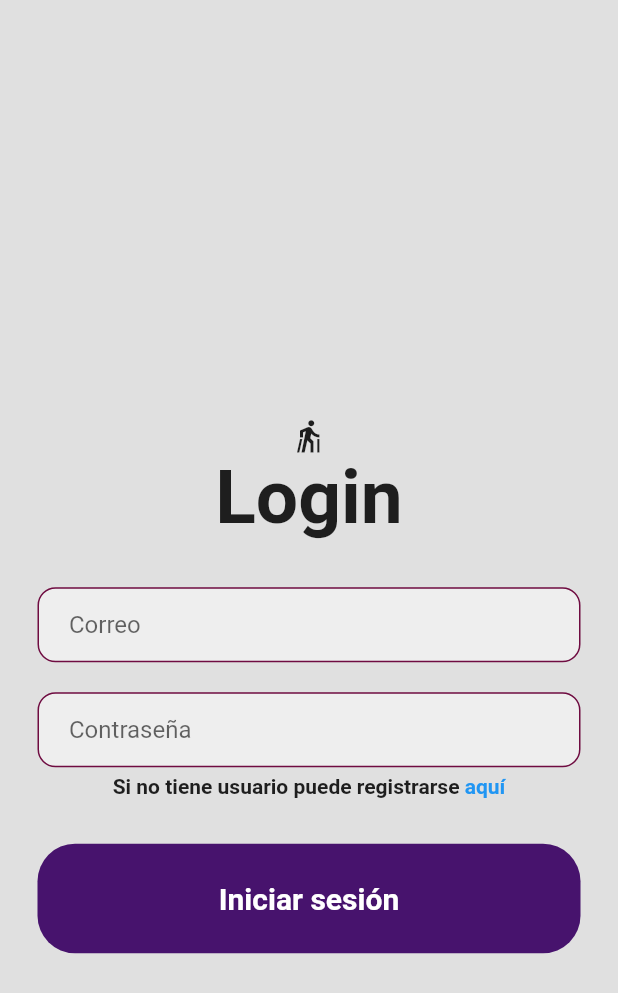
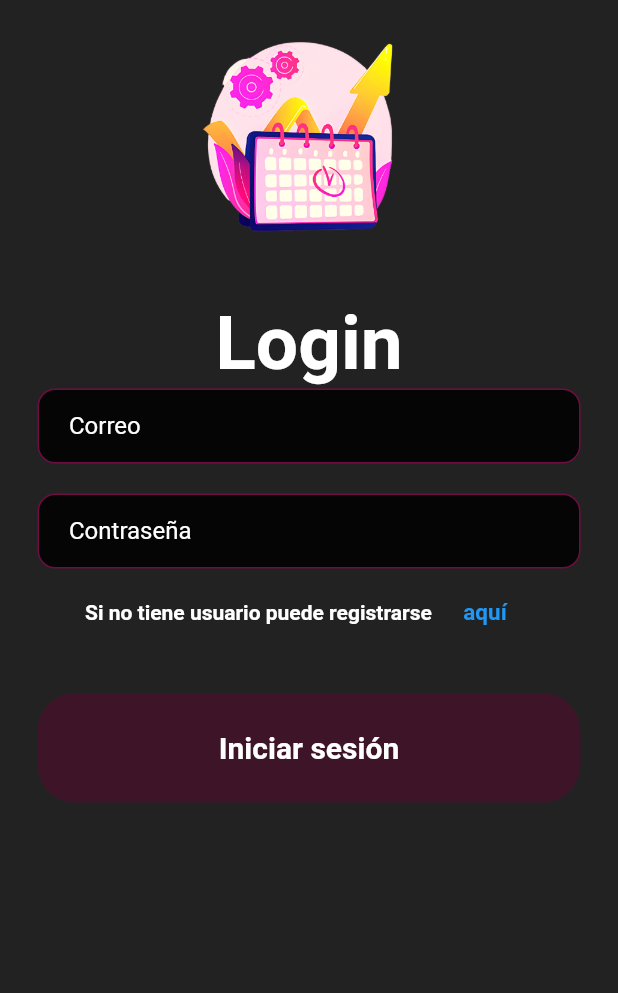
Before and after one commit to sebasIngSoft/unas_vips, a Flutter app: the screen it shows after launch, on a phone screen of 412 x 824 dp. Shown: the top 993 px of the screen. Run offline on Flutter 3.47's test engine with Material 2 defaults, Android fonts, the phone set to English and light mode, and no system bars.

Commit message:
Actualización de vistas 1.1
Se agrego las vistas del menú de registro y la vista de registrar negocio, se agrego un archivo donde se va almacenar todas las rutas, agregue imágenes de logo y el del fondo

```diff
--- a/lib/presentation/login/view/login_view.dart
+++ b/lib/presentation/login/view/login_view.dart
@@ -1,4 +1,5 @@
 import 'package:flutter/material.dart';
+import 'package:unas_vip/presentation/routes/routes.dart';
 
 class LoginPage extends StatefulWidget {
   LoginPage({Key? key}) : super(key: key);
@@ -10,41 +11,43 @@ class LoginPage extends StatefulWidget {
 class _LoginPageState extends State<LoginPage> {
   @override
   Widget build(BuildContext context) {
+    Image(image: AssetImage('assets/logo.png'), width: 200, height: 200);
     return Scaffold(
-      backgroundColor: Colors.grey[300],
+      backgroundColor: Colors.black87,
       body: SafeArea(
         child: Center(
           child: Column(
-            mainAxisAlignment: MainAxisAlignment.center,
+            mainAxisAlignment: MainAxisAlignment.start,
             children: [
               //Login
-
-              SizedBox(height: 90),
-              Icon(Icons.nordic_walking_sharp),
+              Image(
+                  image: AssetImage('assets/logo.png'),
+                  width: 200,
+                  height: 200),
               Text(
                 'Login',
                 style: TextStyle(
-                  fontWeight: FontWeight.bold,
-                  fontSize: 50,
-                ),
+                    fontWeight: FontWeight.bold,
+                    fontSize: 50,
+                    color: Colors.white),
               ),
-              SizedBox(height: 30),
 
               //Email TextField
               Padding(
                 padding: const EdgeInsets.symmetric(horizontal: 25.0),
                 child: Container(
                   decoration: BoxDecoration(
-                      color: Colors.grey[200],
+                      color: Colors.black87,
                       border: Border.all(color: Color(0xFF6F0C41)),
                       borderRadius: BorderRadius.circular(12)),
                   child: Padding(
                     padding: const EdgeInsets.only(left: 20.0),
                     child: TextField(
+                      style: TextStyle(color: Colors.white),
                       decoration: InputDecoration(
-                        hintText: 'Correo',
-                        border: InputBorder.none,
-                      ),
+                          hintText: 'Correo',
+                          border: InputBorder.none,
+                          hintStyle: TextStyle(color: Colors.white)),
                     ),
                   ),
                 ),
@@ -56,16 +59,18 @@ class _LoginPageState extends State<LoginPage> {
                 padding: const EdgeInsets.symmetric(horizontal: 25.0),
                 child: Container(
                   decoration: BoxDecoration(
-                      color: Colors.grey[200],
+                      color: Colors.black87,
                       border: Border.all(color: Color(0xFF6F0C41)),
                       borderRadius: BorderRadius.circular(12)),
                   child: Padding(
                     padding: const EdgeInsets.only(left: 20.0),
                     child: TextField(
+                      style: TextStyle(color: Colors.white),
                       obscureText: true,
                       decoration: InputDecoration(
                         hintText: 'Contraseña',
                         border: InputBorder.none,
+                        hintStyle: TextStyle(color: Colors.white),
                       ),
                     ),
                   ),
@@ -79,15 +84,25 @@ class _LoginPageState extends State<LoginPage> {
                 children: [
                   Text('Si no tiene usuario puede registrarse ',
                       style: TextStyle(
+                          fontWeight: FontWeight.bold, color: Colors.white)),
+                  TextButton(
+                    style: TextButton.styleFrom(
+                      textStyle: const TextStyle(
+                        fontSize: 15,
                         fontWeight: FontWeight.bold,
-                      )),
-                  Text('aquí',
-                      style: TextStyle(
-                        color: Colors.blue,
-                        fontWeight: FontWeight.bold,
-                      ))
+                      ),
+                    ),
+                    onPressed: () => {
+                      Navigator.push(
+                        context,
+                        MaterialPageRoute(builder: (context) => MenuRegister()),
+                      ),
+                    },
+                    child: const Text('aquí'),
+                  ),
                 ],
               ),
+
               SizedBox(height: 30),
 
               //ding in button
@@ -96,7 +111,7 @@ class _LoginPageState extends State<LoginPage> {
                 child: Container(
                   padding: EdgeInsets.all(25),
                   decoration: BoxDecoration(
-                      color: Color.fromARGB(255, 71, 19, 109),
+                      color: Color.fromRGBO(102, 0, 51, 0.4),
                       borderRadius: BorderRadius.circular(25.0)),
                   child: Center(
                     child: Text(
--- /dev/null
+++ b/lib/presentation/routes/routes.dart
@@ -0,0 +1,3 @@
+export 'package:unas_vip/presentation/login/view/login_view.dart';
+export 'package:unas_vip/presentation/register/view/menu_register.dart';
+export 'package:unas_vip/presentation/register/view/negocio_register.dart';
--- a/pubspec.yaml
+++ b/pubspec.yaml
@@ -60,8 +60,8 @@ flutter:
   uses-material-design: true
 
   # To add assets to your application, add an assets section, like this:
-  # assets:
-  #   - images/a_dot_burr.jpeg
+  assets:
+    - assets/
   #   - images/a_dot_ham.jpeg
 
   # An image asset can refer to one or more resolution-specific "variants", see
```
Also changed, not shown: lib/main.dart (+7 -1 lines), lib/presentation/register/view/menu_register.dart (added, +109 -0 lines), lib/presentation/register/view/negocio_register.dart (added, +140 -0 lines), assets/logo.png (added), assets/logo_fondo.png (added).
